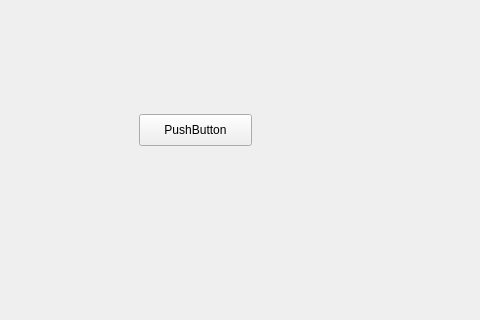
Before: the Qt Designer form src/mainwindow.ui in EchoForger/Chordmata, drawn with Qt 5; both pictures show x 171 to 651 and y 86 to 406 of the 800 by 600 pixel window.
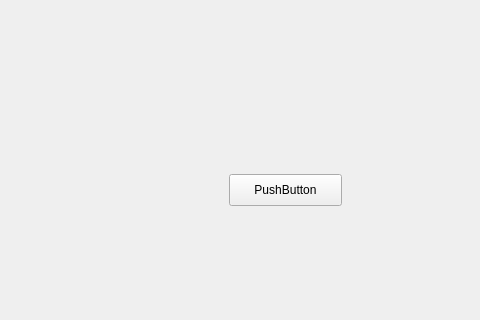
After: the same form once the commit is applied.

Patch:
```diff
--- a/src/mainwindow.ui
+++ b/src/mainwindow.ui
@@ -17,8 +17,8 @@
    <widget class="QPushButton" name="pushButton">
     <property name="geometry">
      <rect>
-      <x>310</x>
-      <y>200</y>
+      <x>400</x>
+      <y>260</y>
       <width>113</width>
       <height>32</height>
      </rect>
```
